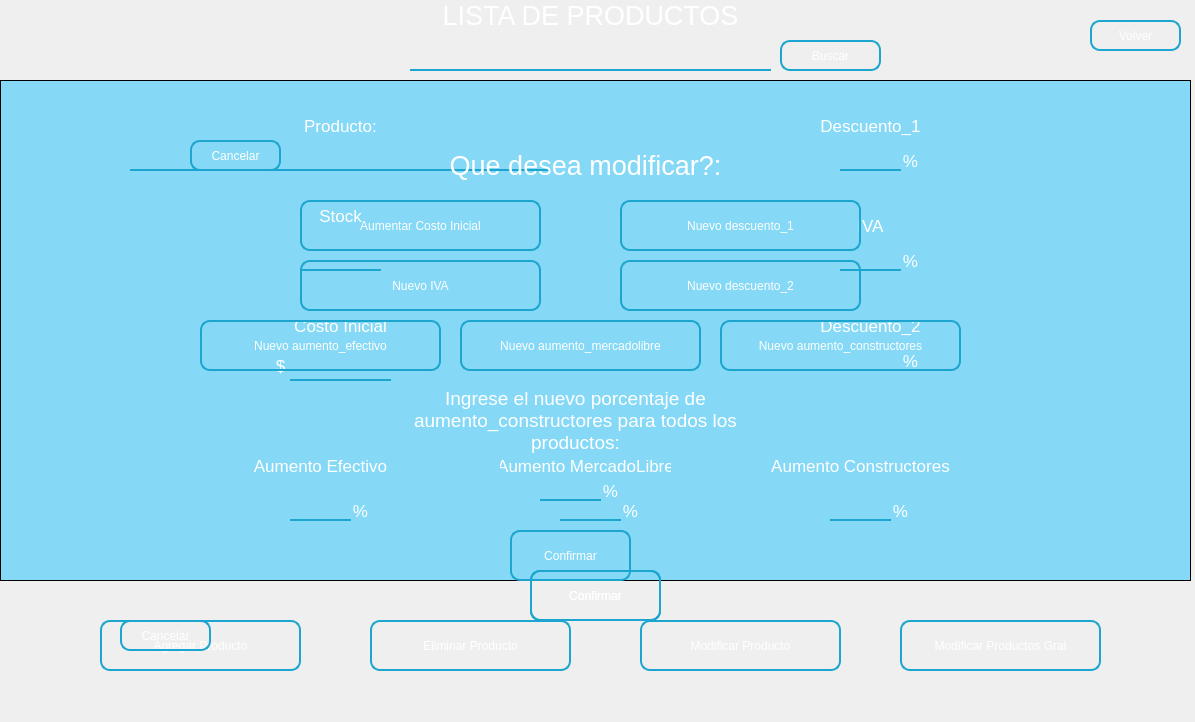
LautaroRomero21/Proyecto-CRUD-para-empresa-chica, file ventanas/stock_cregar.ui: the form before one commit.
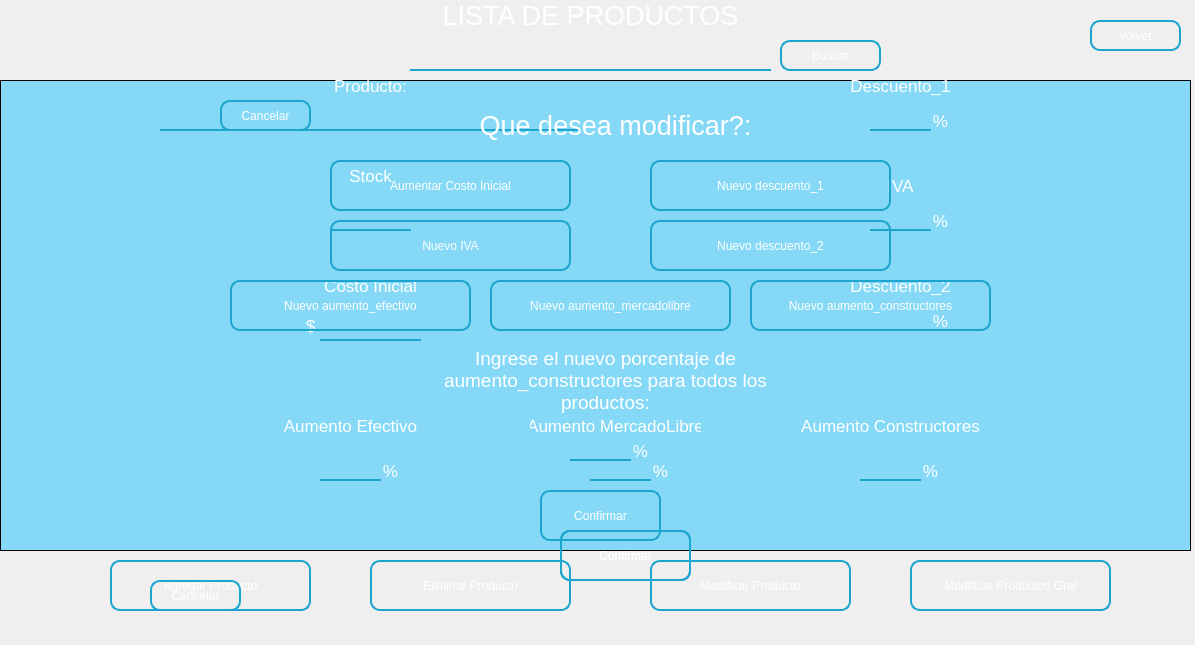
The form after the commit. Icons and pictures are not drawn.

```diff
--- a/ventanas/stock_cregar.ui
+++ b/ventanas/stock_cregar.ui
@@ -7,19 +7,19 @@
     <x>0</x>
     <y>0</y>
     <width>1195</width>
-    <height>722</height>
+    <height>645</height>
    </rect>
   </property>
   <property name="minimumSize">
    <size>
     <width>1195</width>
-    <height>722</height>
+    <height>645</height>
    </size>
   </property>
   <property name="maximumSize">
    <size>
     <width>1195</width>
-    <height>722</height>
+    <height>645</height>
    </size>
   </property>
   <property name="windowTitle">
@@ -209,7 +209,7 @@
        <x>0</x>
        <y>80</y>
        <width>1191</width>
-       <height>501</height>
+       <height>471</height>
       </rect>
      </property>
      <property name="font">
@@ -257,8 +257,8 @@
     <widget class="QPushButton" name="boton_agregar_producto">
      <property name="geometry">
       <rect>
-       <x>100</x>
-       <y>620</y>
+       <x>110</x>
+       <y>560</y>
        <width>201</width>
        <height>51</height>
       </rect>
@@ -277,7 +277,7 @@
      <property name="geometry">
       <rect>
        <x>370</x>
-       <y>620</y>
+       <y>560</y>
        <width>201</width>
        <height>51</height>
       </rect>
@@ -295,8 +295,8 @@
     <widget class="QPushButton" name="boton_modificar_producto">
      <property name="geometry">
       <rect>
-       <x>640</x>
-       <y>620</y>
+       <x>650</x>
+       <y>560</y>
        <width>201</width>
        <height>51</height>
       </rect>
@@ -314,8 +314,8 @@
     <widget class="QPushButton" name="boton_modificar_productos_gral">
      <property name="geometry">
       <rect>
-       <x>900</x>
-       <y>620</y>
+       <x>910</x>
+       <y>560</y>
        <width>201</width>
        <height>51</height>
       </rect>
@@ -334,7 +334,7 @@
      <property name="geometry">
       <rect>
        <x>350</x>
-       <y>670</y>
+       <y>610</y>
        <width>251</width>
        <height>21</height>
       </rect>
@@ -367,7 +367,7 @@
      <property name="geometry">
       <rect>
        <x>620</x>
-       <y>670</y>
+       <y>610</y>
        <width>251</width>
        <height>21</height>
       </rect>
@@ -399,8 +399,8 @@
     <widget class="QWidget" name="widget_agregar_producto" native="true">
      <property name="geometry">
       <rect>
-       <x>110</x>
-       <y>50</y>
+       <x>140</x>
+       <y>10</y>
        <width>951</width>
        <height>621</height>
       </rect>
```
